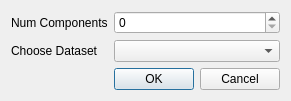
Above: src/wiser/gui/ui_files/mnf_dialog.ui from Ehlmann-research-group/WISER before the change. Below: the same form after it.
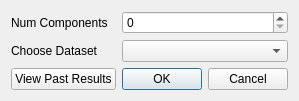
That is the form after the change.

Commit message: feat: Adding max component default to mnf and pca dialog

Diff of the .ui file:
```diff
--- a/src/wiser/gui/ui_files/mnf_dialog.ui
+++ b/src/wiser/gui/ui_files/mnf_dialog.ui
@@ -44,6 +44,13 @@
      </property>
     </widget>
    </item>
+   <item row="2" column="0">
+    <widget class="QPushButton" name="btn_past_results">
+     <property name="text">
+      <string>View Past Results</string>
+     </property>
+    </widget>
+   </item>
   </layout>
  </widget>
  <resources/>
```
The commit also changes 3 other files.
